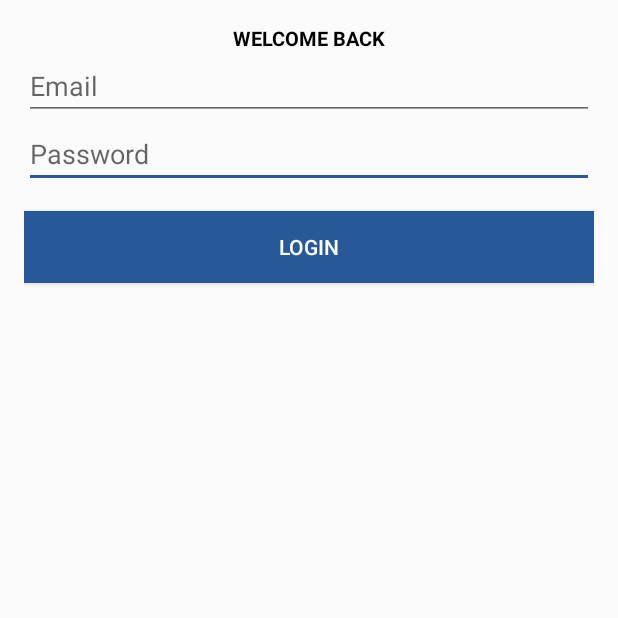
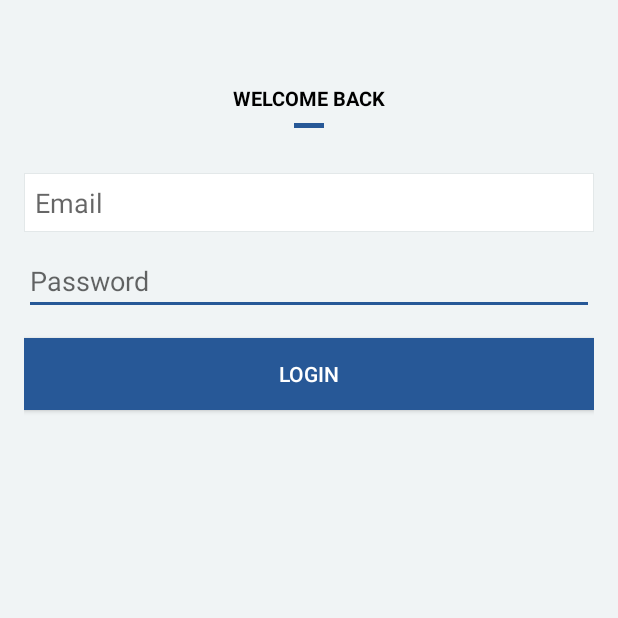
Before and after one commit to prashanth-nani/sos, an Android app: the LoginActivity screen opened directly, with no data from a screen before it, on a phone screen of 412 x 824 dp, the top half of it. Run offline under Robolectric (Android 15) with nearby library versions, the phone set to English and light mode, and no system bars; our stand-ins replace Volley; network calls fail; 1 statement that could not run was skipped.

Commit message:
Improve UI and add loading screen in GET STARTED activity

```diff
--- a/app/src/main/res/drawable/text_input_background.xml
+++ b/app/src/main/res/drawable/text_input_background.xml
@@ -1,6 +1,7 @@
 <shape xmlns:android="http://schemas.android.com/apk/res/android"
-android:shape="rectangle">
-<solid android:color="#00000000" />
-<stroke android:width="2.5dp"
-    android:color="#c4c3c3" />
+    android:shape="rectangle">
+    <solid android:color="#FFF" />
+    <stroke
+        android:width="0.5dp"
+        android:color="#e3e8e9" />
 </shape>
--- a/app/src/main/res/layout/activity_login.xml
+++ b/app/src/main/res/layout/activity_login.xml
@@ -8,6 +8,7 @@
     android:paddingLeft="@dimen/activity_horizontal_margin"
     android:paddingRight="@dimen/activity_horizontal_margin"
     android:paddingTop="@dimen/activity_vertical_margin"
+    android:background="#F0F4F5"
     android:orientation="vertical"
     tools:context="in.ac.mnnit.sos.LoginActivity">
 
@@ -17,14 +18,26 @@
         android:layout_width="match_parent"
         android:layout_height="wrap_content"
         android:id="@+id/registerTitle"
+        android:layout_marginTop="40dp"
         android:textSize="13sp"
         android:textColor="#000"
         android:textStyle="normal|bold" />
+
+    <View
+        android:layout_width="20dp"
+        android:layout_height="3dp"
+        android:layout_marginTop="7dp"
+        android:layout_gravity="center_horizontal"
+        android:background="@color/colorPrimary"/>
 
     <EditText
         android:layout_width="match_parent"
         android:layout_height="wrap_content"
         android:inputType="textEmailAddress"
+        android:layout_marginTop="30dp"
+        android:padding="7dp"
+        android:gravity="center_vertical"
+        android:background="@drawable/text_input_background"
         android:ems="10"
         android:id="@+id/emailEditText"
         android:hint="Email" />
@@ -33,6 +46,7 @@
         android:layout_width="match_parent"
         android:layout_height="wrap_content"
         android:inputType="textPassword"
+        android:layout_marginTop="10dp"
         android:ems="10"
         android:id="@+id/passwordEditText"
         android:hint="Password" />
--- a/app/src/main/res/values/colors.xml
+++ b/app/src/main/res/values/colors.xml
@@ -4,4 +4,6 @@
     <color name="colorPrimaryDark">#275897</color>
     <color name="colorAccent">#275897</color>
     <color name="colorOrange">#275897</color>
+    <color name="black">#000</color>
+    <color name="layout_background">#F0F4F5</color>
 </resources>
```
Also changed, not shown: app/src/main/java/in/ac/mnnit/sos/UserEmailActivity.java (+20 -1 lines), app/src/main/res/drawable/ic_person_outline_black_24dp.xml (added, +9 -0 lines), app/src/main/res/layout/activity_user_email.xml (+36 -14 lines).
